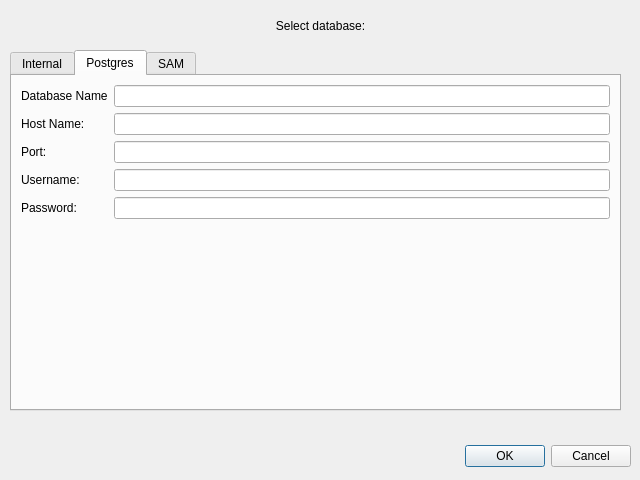
The window that app/DatabaseSelector.ui (rpammeraal/mezzoforta) describes before a commit, drawn with Qt 5.
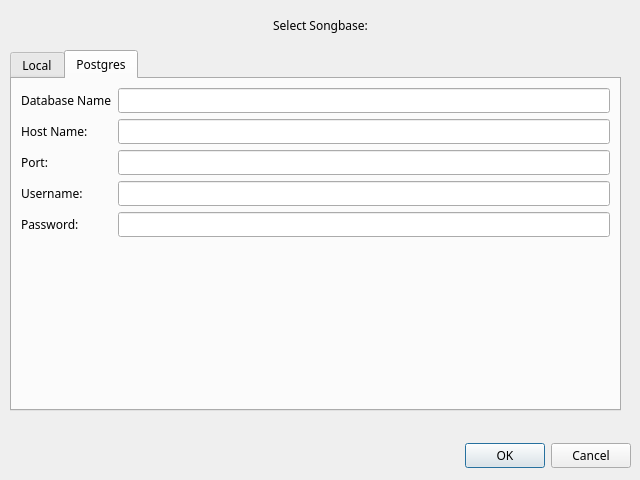
The same window after the commit.

Patch:
```diff
--- a/app/DatabaseSelector.ui
+++ b/app/DatabaseSelector.ui
@@ -28,6 +28,11 @@
      <height>32</height>
     </rect>
    </property>
+   <property name="font">
+    <font>
+     <family>Trebuchet MS</family>
+    </font>
+   </property>
    <property name="orientation">
     <enum>Qt::Horizontal</enum>
    </property>
@@ -47,6 +52,11 @@
      <height>361</height>
     </rect>
    </property>
+   <property name="font">
+    <font>
+     <family>Trebuchet MS</family>
+    </font>
+   </property>
    <property name="currentIndex">
     <number>1</number>
    </property>
@@ -55,7 +65,7 @@
      <bool>true</bool>
     </property>
     <attribute name="title">
-     <string>Internal</string>
+     <string>Local</string>
     </attribute>
     <layout class="QGridLayout" name="gridLayout_3">
      <item row="0" column="0">
@@ -113,6 +123,11 @@
         <layout class="QFormLayout" name="formLayout">
          <item row="0" column="0">
           <widget class="QLabel" name="l_PSQLDatabaseName">
+           <property name="font">
+            <font>
+             <family>Trebuchet MS</family>
+            </font>
+           </property>
            <property name="text">
             <string>Database Name</string>
            </property>
@@ -127,6 +142,11 @@
          </item>
          <item row="1" column="0">
           <widget class="QLabel" name="l_PSQLHostName">
+           <property name="font">
+            <font>
+             <family>Trebuchet MS</family>
+            </font>
+           </property>
            <property name="text">
             <string>Host Name:</string>
            </property>
@@ -141,6 +161,11 @@
          </item>
          <item row="2" column="0">
           <widget class="QLabel" name="l_PSQLPort">
+           <property name="font">
+            <font>
+             <family>Trebuchet MS</family>
+            </font>
+           </property>
            <property name="text">
             <string>Port:</string>
            </property>
@@ -155,6 +180,11 @@
          </item>
          <item row="3" column="0">
           <widget class="QLabel" name="l_PSQLUserName">
+           <property name="font">
+            <font>
+             <family>Trebuchet MS</family>
+            </font>
+           </property>
            <property name="text">
             <string>Username:</string>
            </property>
@@ -169,6 +199,11 @@
          </item>
          <item row="4" column="0">
           <widget class="QLabel" name="l_PSQLPassword">
+           <property name="font">
+            <font>
+             <family>Trebuchet MS</family>
+            </font>
+           </property>
            <property name="text">
             <string>Password:</string>
            </property>
@@ -187,16 +222,6 @@
      </item>
     </layout>
    </widget>
-   <widget class="QWidget" name="sam">
-    <attribute name="title">
-     <string>SAM</string>
-    </attribute>
-    <layout class="QGridLayout" name="gridLayout_5">
-     <item row="0" column="0">
-      <layout class="QGridLayout" name="tab3"/>
-     </item>
-    </layout>
-   </widget>
   </widget>
   <widget class="QLabel" name="label">
    <property name="geometry">
@@ -207,8 +232,13 @@
      <height>31</height>
     </rect>
    </property>
+   <property name="font">
+    <font>
+     <family>Trebuchet MS</family>
+    </font>
+   </property>
    <property name="text">
-    <string>Select database:</string>
+    <string>Select Songbase:</string>
    </property>
    <property name="alignment">
     <set>Qt::AlignCenter</set>
```
Left out of the diff: 12 changed lines with no effect on the pictures.
